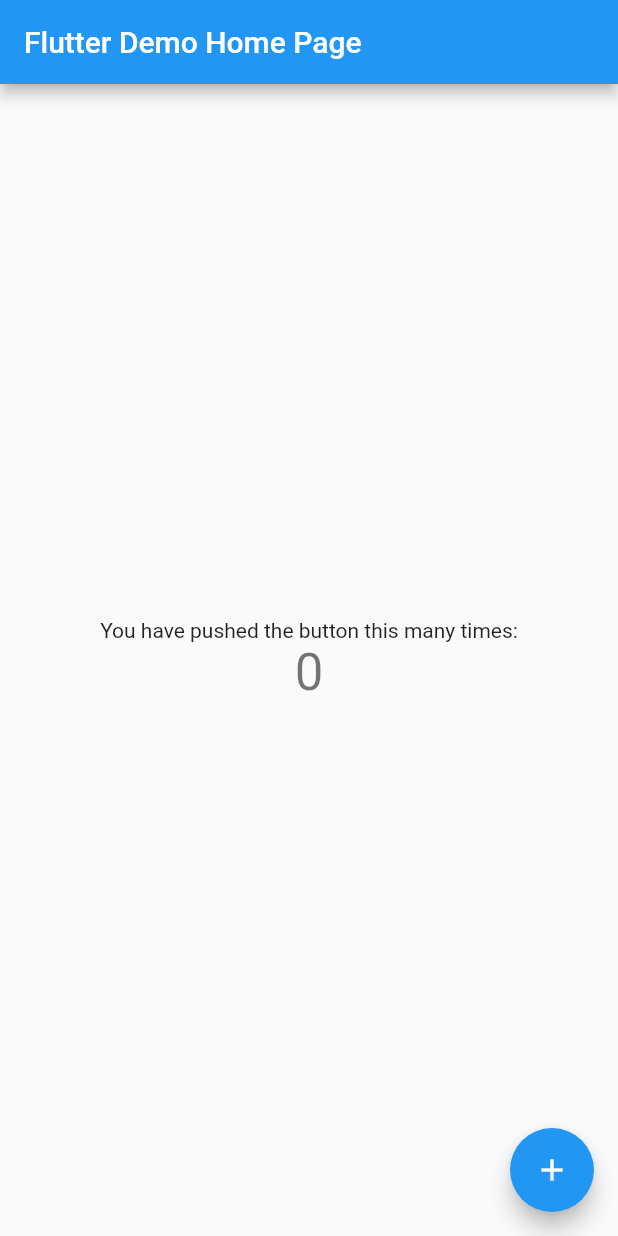
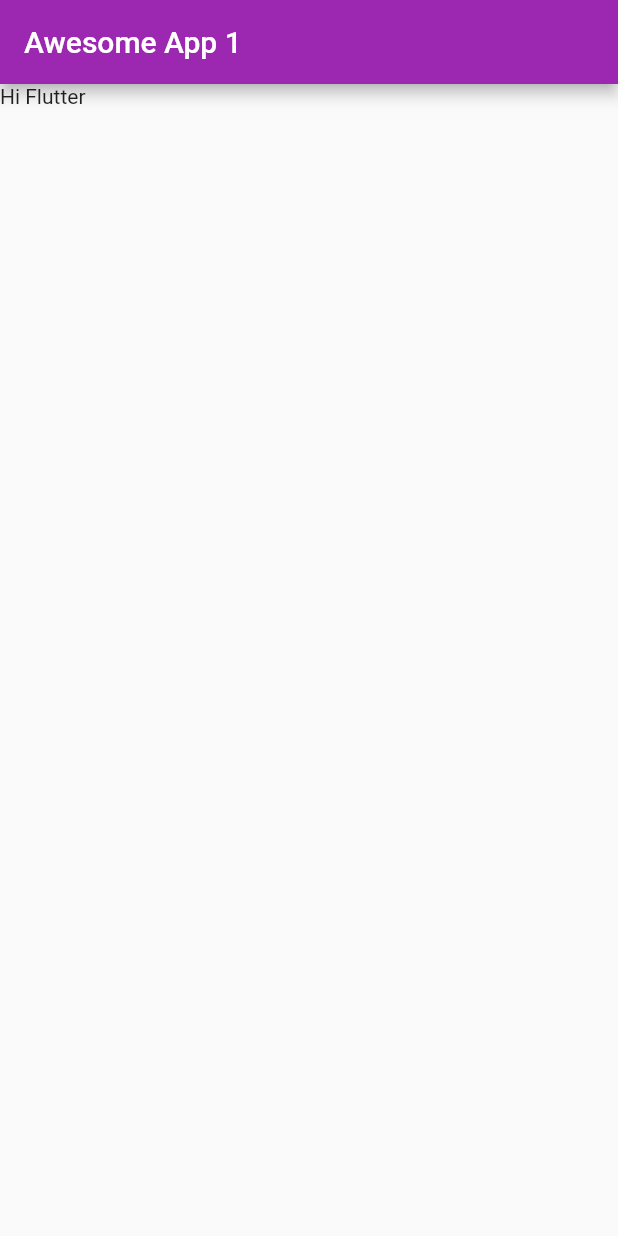
Before and after one commit to sandeep-v1404/awesome_app, a Flutter app: the screen it shows after launch, on a phone screen of 412 x 824 dp. Run offline on Flutter 3.47's test engine with Material 2 defaults, Android fonts, the phone set to English and light mode, and no system bars.

Commit message:
Ch1 Done

```diff
--- a/lib/main.dart
+++ b/lib/main.dart
@@ -1,113 +1,23 @@
 import 'package:flutter/material.dart';
 
 void main() {
-  runApp(MyApp());
+  // Widgets App , Material App, Cupertino
+  runApp(MaterialApp(
+    home: HomePage(),
+    theme: ThemeData(primarySwatch: Colors.purple),
+  ));
 }
 
-class MyApp extends StatelessWidget {
-  // This widget is the root of your application.
+class HomePage extends StatelessWidget {
   @override
   Widget build(BuildContext context) {
-    return MaterialApp(
-      title: 'Flutter Demo',
-      theme: ThemeData(
-        // This is the theme of your application.
-        //
-        // Try running your application with "flutter run". You'll see the
-        // application has a blue toolbar. Then, without quitting the app, try
-        // changing the primarySwatch below to Colors.green and then invoke
-        // "hot reload" (press "r" in the console where you ran "flutter run",
-        // or simply save your changes to "hot reload" in a Flutter IDE).
-        // Notice that the counter didn't reset back to zero; the application
-        // is not restarted.
-        primarySwatch: Colors.blue,
+    return Scaffold(
+      appBar: AppBar(
+        title: Text("Awesome App 1"),
       ),
-      home: MyHomePage(title: 'Flutter Demo Home Page'),
+      body: Container(
+        child: Text("Hi Flutter"),
+      ),
     );
   }
 }
-
-class MyHomePage extends StatefulWidget {
-  MyHomePage({Key key, this.title}) : super(key: key);
-
-  // This widget is the home page of your application. It is stateful, meaning
-  // that it has a State object (defined below) that contains fields that affect
-  // how it looks.
-
-  // This class is the configuration for the state. It holds the values (in this
-  // case the title) provided by the parent (in this case the App widget) and
-  // used by the build method of the State. Fields in a Widget subclass are
-  // always marked "final".
-
-  final String title;
-
-  @override
-  _MyHomePageState createState() => _MyHomePageState();
-}
-
-class _MyHomePageState extends State<MyHomePage> {
-  int _counter = 0;
-
-  void _incrementCounter() {
-    setState(() {
-      // This call to setState tells the Flutter framework that something has
-      // changed in this State, which causes it to rerun the build method below
-      // so that the display can reflect the updated values. If we changed
-      // _counter without calling setState(), then the build method would not be
-      // called again, and so nothing would appear to happen.
-      _counter++;
-    });
-  }
-
-  @override
-  Widget build(BuildContext context) {
-    // This method is rerun every time setState is called, for instance as done
-    // by the _incrementCounter method above.
-    //
-    // The Flutter framework has been optimized to make rerunning build methods
-    // fast, so that you can just rebuild anything that needs updating rather
-    // than having to individually change instances of widgets.
-    return Scaffold(
-      appBar: AppBar(
-        // Here we take the value from the MyHomePage object that was created by
-        // the App.build method, and use it to set our appbar title.
-        title: Text(widget.title),
-      ),
-      body: Center(
-        // Center is a layout widget. It takes a single child and positions it
-        // in the middle of the parent.
-        child: Column(
-          // Column is also a layout widget. It takes a list of children and
-          // arranges them vertically. By default, it sizes itself to fit its
-          // children horizontally, and tries to be as tall as its parent.
-          //
-          // Invoke "debug painting" (press "p" in the console, choose the
-          // "Toggle Debug Paint" action from the Flutter Inspector in Android
-          // Studio, or the "Toggle Debug Paint" command in Visual Studio Code)
-          // to see the wireframe for each widget.
-          //
-          // Column has various properties to control how it sizes itself and
-          // how it positions its children. Here we use mainAxisAlignment to
-          // center the children vertically; the main axis here is the vertical
-          // axis because Columns are vertical (the cross axis would be
-          // horizontal).
-          mainAxisAlignment: MainAxisAlignment.center,
-          children: <Widget>[
-            Text(
-              'You have pushed the button this many times:',
-            ),
-            Text(
-              '$_counter',
-              style: Theme.of(context).textTheme.headline4,
-            ),
-          ],
-        ),
-      ),
-      floatingActionButton: FloatingActionButton(
-        onPressed: _incrementCounter,
-        tooltip: 'Increment',
-        child: Icon(Icons.add),
-      ), // This trailing comma makes auto-formatting nicer for build methods.
-    );
-  }
-}
```
Also changed, not shown: 1 other file.
